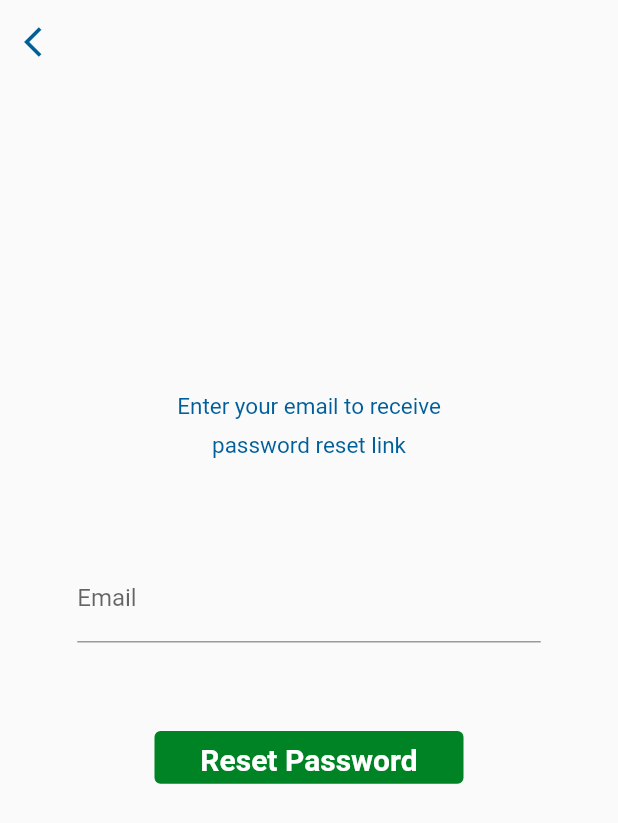
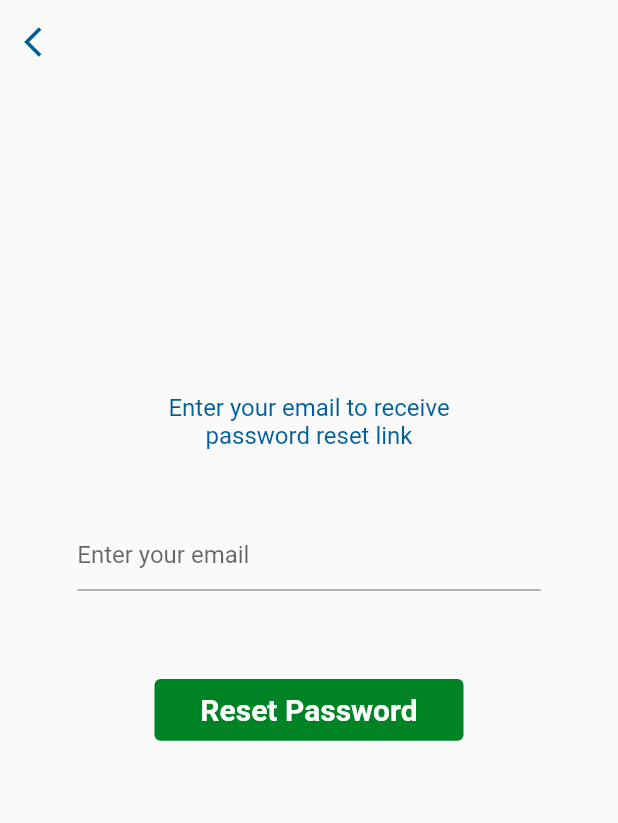
Before and after one commit to superiorsd10/college-gatekeeper, a Flutter app: the screen it shows after launch, after a tap on "Login Now", after a tap on "Forgot Password?", on a phone screen of 412 x 824 dp. Shown: the top 823 px of the screen. Run offline on Flutter 3.47's test engine with Material 2 defaults, Android fonts, the phone set to English and light mode, and no system bars; our stand-ins replace animated_splash_screen, firebase_auth, firebase_core, image_picker; accounts and stored records are empty; network calls fail; Roboto replaces fonts that are missing (Source Sans Pro).

Commit message:
some ui changes

```diff
--- a/lib/screens/forgot_password.dart
+++ b/lib/screens/forgot_password.dart
@@ -18,45 +18,37 @@ class _ForgotPasswordState extends State<ForgotPassword> {
         backgroundColor: Colors.transparent,
         shadowColor: Colors.transparent,
         leading: IconButton(
-          icon: const Icon(Icons.arrow_back_ios, color: Color.fromRGBO(0, 95, 153, 1),),
+          icon: const Icon(
+            Icons.arrow_back_ios,
+            color: Color.fromRGBO(0, 95, 153, 1),
+          ),
           onPressed: () {
             Navigator.pushReplacementNamed(context, '/login');
           },
         ),
       ),
-      body: SingleChildScrollView(
+      body: SafeArea(
+        child: SingleChildScrollView(
           child: Column(
             children: [
               SizedBox(
                 height: screenHeight / 4,
               ),
               Padding(
-              padding: EdgeInsets.symmetric(horizontal: screenWidth / 3.5),
+                padding: EdgeInsets.symmetric(horizontal: screenWidth / 5),
                 child: const Text(
-                "Enter your email to receive",
+                  "Enter your email to receive\npassword reset link",
                   style: TextStyle(
                     color: Color.fromRGBO(0, 95, 153, 1),
-                  fontSize: 15,
+                    fontSize: 16,
                     fontWeight: FontWeight.w400,
                     fontFamily: 'Source Sans Pro',
                   ),
-              ),
-            ),
-            Padding(
-              padding: EdgeInsets.symmetric(
-                  horizontal: screenWidth / 3.5, vertical: screenHeight / 100),
-              child: const Text(
-                "password reset link",
-                style: TextStyle(
-                  color: Color.fromRGBO(0, 95, 153, 1),
-                  fontSize: 15,
-                  fontWeight: FontWeight.w400,
-                  fontFamily: 'Source Sans Pro',
-                ),
+                  textAlign: TextAlign.center,
                 ),
               ),
               SizedBox(
-              height: screenHeight / 15,
+                height: screenHeight / 18,
               ),
 
               //! email field
@@ -66,11 +58,11 @@ class _ForgotPasswordState extends State<ForgotPassword> {
                 child: TextFormField(
                   controller: _emailController,
                   decoration: const InputDecoration(
-                  focusedBorder: OutlineInputBorder(
+                    focusedBorder: UnderlineInputBorder(
                       borderSide: BorderSide(
                         color: Color.fromRGBO(0, 95, 153, 1),
-                  )),
-                  labelText: 'Email',
+                      ),
+                    ),
                     hintText: 'Enter your email',
                     focusColor: Color.fromRGBO(0, 95, 153, 1),
                   ),
@@ -79,7 +71,7 @@ class _ForgotPasswordState extends State<ForgotPassword> {
 
               //! reset password button
               SizedBox(
-              height: screenHeight / 23.4,
+                height: screenHeight / 20,
                 width: screenWidth / 2,
                 child: TextButton(
                   onPressed: () {},
@@ -100,6 +92,7 @@ class _ForgotPasswordState extends State<ForgotPassword> {
             ],
           ),
         ),
+      ),
     );
   }
 }
--- a/lib/screens/login_page.dart
+++ b/lib/screens/login_page.dart
@@ -21,20 +21,20 @@ class _LoginPageState extends State<LoginPage> {
     //!  print(screenWidth);
     //!  print(screenHeight);
     return Scaffold(
-      body: SingleChildScrollView(
+      body: SafeArea(
+        child: SingleChildScrollView(
           child: Container(
             color: Colors.white,
             child: Column(
               crossAxisAlignment: CrossAxisAlignment.center,
-            // mainAxisAlignment: MainAxisAlignment.center,
               children: [
                 //! Logo
                 Padding(
                   padding: EdgeInsets.symmetric(horizontal: screenWidth / 4),
                   child: Image.asset(
                     'images/splash_image.png',
-                  height: screenHeight / 3.3,
-                  width: screenWidth / 1.5,
+                    height: screenHeight / 4,
+                    width: screenWidth / 2,
                   ),
                 ),
                 const Text(
@@ -56,11 +56,10 @@ class _LoginPageState extends State<LoginPage> {
                     child: TextFormField(
                       controller: _emailController,
                       decoration: const InputDecoration(
-                      focusedBorder: OutlineInputBorder(
+                        focusedBorder: UnderlineInputBorder(
                             borderSide: BorderSide(
                           color: Color.fromRGBO(0, 95, 153, 1),
                         )),
-                      labelText: 'Email',
                         hintText: 'Enter your email',
                         focusColor: Color.fromRGBO(0, 95, 153, 1),
                       ),
@@ -94,11 +93,10 @@ class _LoginPageState extends State<LoginPage> {
                             });
                           },
                         ),
-                      focusedBorder: const OutlineInputBorder(
+                        focusedBorder: const UnderlineInputBorder(
                             borderSide: BorderSide(
                           color: Color.fromRGBO(0, 95, 153, 1),
                         )),
-                      labelText: 'Password',
                         hintText: 'Enter your password',
                         focusColor: const Color.fromRGBO(0, 95, 153, 1),
                       ),
@@ -130,11 +128,10 @@ class _LoginPageState extends State<LoginPage> {
                             });
                           },
                         ),
-                      focusedBorder: const OutlineInputBorder(
+                        focusedBorder: const UnderlineInputBorder(
                             borderSide: BorderSide(
                           color: Color.fromRGBO(0, 95, 153, 1),
                         )),
-                      labelText: 'Admin Password',
                         hintText: 'Enter admin password',
                         focusColor: const Color.fromRGBO(0, 95, 153, 1),
                       ),
@@ -142,7 +139,7 @@ class _LoginPageState extends State<LoginPage> {
                   ),
                 ),
                 SizedBox(
-                height: screenHeight / 70,
+                  height: screenHeight / 100,
                 ),
                 Padding(
                   padding: EdgeInsets.only(left: screenWidth / 2),
@@ -167,7 +164,7 @@ class _LoginPageState extends State<LoginPage> {
 
                 //!login button
                 SizedBox(
-                height: screenHeight / 23.4,
+                  height: screenHeight / 20,
                   width: screenWidth / 2.46,
                   child: TextButton(
                     onPressed: () {
@@ -188,7 +185,7 @@ class _LoginPageState extends State<LoginPage> {
                   ),
                 ),
                 SizedBox(
-                height: screenHeight / 25,
+                  height: screenHeight / 35,
                 ),
                 Row(
                   mainAxisAlignment: MainAxisAlignment.center,
@@ -226,6 +223,7 @@ class _LoginPageState extends State<LoginPage> {
             ),
           ),
         ),
+      ),
     );
   }
 }
--- a/lib/screens/register_page.dart
+++ b/lib/screens/register_page.dart
@@ -31,23 +31,21 @@ class _RegisterPageState extends State<RegisterPage> {
   Widget build(BuildContext context) {
     double screenHeight = MediaQuery.of(context).size.height;
     double screenWidth = MediaQuery.of(context).size.width;
-    //! print(screenWidth);
-    //! print(screenHeight);
     return Scaffold(
-      body: SingleChildScrollView(
+      body: SafeArea(
+        child: SingleChildScrollView(
           child: Container(
             color: Colors.white,
             child: Column(
               crossAxisAlignment: CrossAxisAlignment.center,
-            // mainAxisAlignment: MainAxisAlignment.center,
               children: [
                 //! Logo
                 Padding(
                   padding: EdgeInsets.symmetric(horizontal: screenWidth / 4),
                   child: Image.asset(
                     'images/splash_image.png',
-                  height: screenHeight / 3.3,
-                  width: screenWidth / 1.5,
+                    height: screenHeight / 4,
+                    width: screenWidth / 2,
                   ),
                 ),
                 const Text(
@@ -69,11 +67,10 @@ class _RegisterPageState extends State<RegisterPage> {
                     child: TextFormField(
                       controller: _nameController,
                       decoration: const InputDecoration(
-                      focusedBorder: OutlineInputBorder(
+                        focusedBorder: UnderlineInputBorder(
                             borderSide: BorderSide(
                           color: Color.fromRGBO(0, 95, 153, 1),
                         )),
-                      labelText: 'Name',
                         hintText: 'Enter your name',
                         focusColor: Color.fromRGBO(0, 95, 153, 1),
                       ),
@@ -90,11 +87,10 @@ class _RegisterPageState extends State<RegisterPage> {
                     child: TextFormField(
                       controller: _emailController,
                       decoration: const InputDecoration(
-                      focusedBorder: OutlineInputBorder(
+                        focusedBorder: UnderlineInputBorder(
                             borderSide: BorderSide(
                           color: Color.fromRGBO(0, 95, 153, 1),
                         )),
-                      labelText: 'Email',
                         hintText: 'Enter your email',
                         focusColor: Color.fromRGBO(0, 95, 153, 1),
                       ),
@@ -128,11 +124,10 @@ class _RegisterPageState extends State<RegisterPage> {
                             });
                           },
                         ),
-                      focusedBorder: const OutlineInputBorder(
+                        focusedBorder: const UnderlineInputBorder(
                             borderSide: BorderSide(
                           color: Color.fromRGBO(0, 95, 153, 1),
                         )),
-                      labelText: 'Password',
                         hintText: 'Enter your password',
                         focusColor: const Color.fromRGBO(0, 95, 153, 1),
                       ),
@@ -164,11 +159,10 @@ class _RegisterPageState extends State<RegisterPage> {
                             });
                           },
                         ),
-                      focusedBorder: const OutlineInputBorder(
+                        focusedBorder: const UnderlineInputBorder(
                             borderSide: BorderSide(
                           color: Color.fromRGBO(0, 95, 153, 1),
                         )),
-                      labelText: 'Admin Password',
                         hintText: 'Enter admin password',
                         focusColor: const Color.fromRGBO(0, 95, 153, 1),
                       ),
@@ -181,7 +175,7 @@ class _RegisterPageState extends State<RegisterPage> {
 
                 //! register button
                 SizedBox(
-                height: screenHeight / 23.4,
+                  height: screenHeight / 20,
                   width: screenWidth / 2.46,
                   child: TextButton(
                     onPressed: () async {
@@ -207,7 +201,7 @@ class _RegisterPageState extends State<RegisterPage> {
                   ),
                 ),
                 SizedBox(
-                height: screenHeight / 25,
+                  height: screenHeight / 35,
                 ),
                 Row(
                   mainAxisAlignment: MainAxisAlignment.center,
@@ -245,6 +239,7 @@ class _RegisterPageState extends State<RegisterPage> {
             ),
           ),
         ),
+      ),
     );
   }
 }
```
Lines whose indentation alone changed are shown as unchanged.
